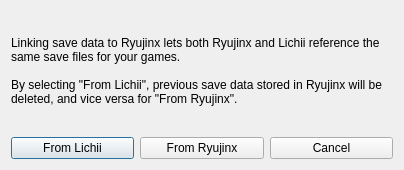
The window that src/lichii/ryujinx_dialog.ui (codyrainy-bit/TuttiFruchii) describes before a commit, drawn with Qt 5.
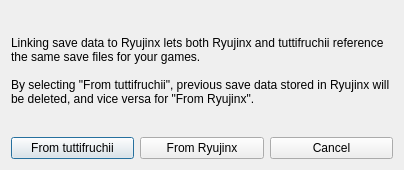
The same window after the commit.

Commit message: branding: rename the product to tuttifruchii, new icon, drop crypto links

Patch:
```diff
--- a/src/lichii/ryujinx_dialog.ui
+++ b/src/lichii/ryujinx_dialog.ui
@@ -23,9 +23,9 @@
       </sizepolicy>
      </property>
      <property name="text">
-      <string>Linking save data to Ryujinx lets both Ryujinx and Lichii reference the same save files for your games.
+      <string>Linking save data to Ryujinx lets both Ryujinx and tuttifruchii reference the same save files for your games.
 
-By selecting &quot;From Lichii&quot;, previous save data stored in Ryujinx will be deleted, and vice versa for &quot;From Ryujinx&quot;.</string>
+By selecting &quot;From tuttifruchii&quot;, previous save data stored in Ryujinx will be deleted, and vice versa for &quot;From Ryujinx&quot;.</string>
      </property>
      <property name="wordWrap">
       <bool>true</bool>
@@ -37,7 +37,7 @@
      <item>
       <widget class="QPushButton" name="eden">
        <property name="text">
-      <string>From Lichii</string>
+      <string>From tuttifruchii</string>
        </property>
       </widget>
      </item>
```
The commit also changes 31 other files.
